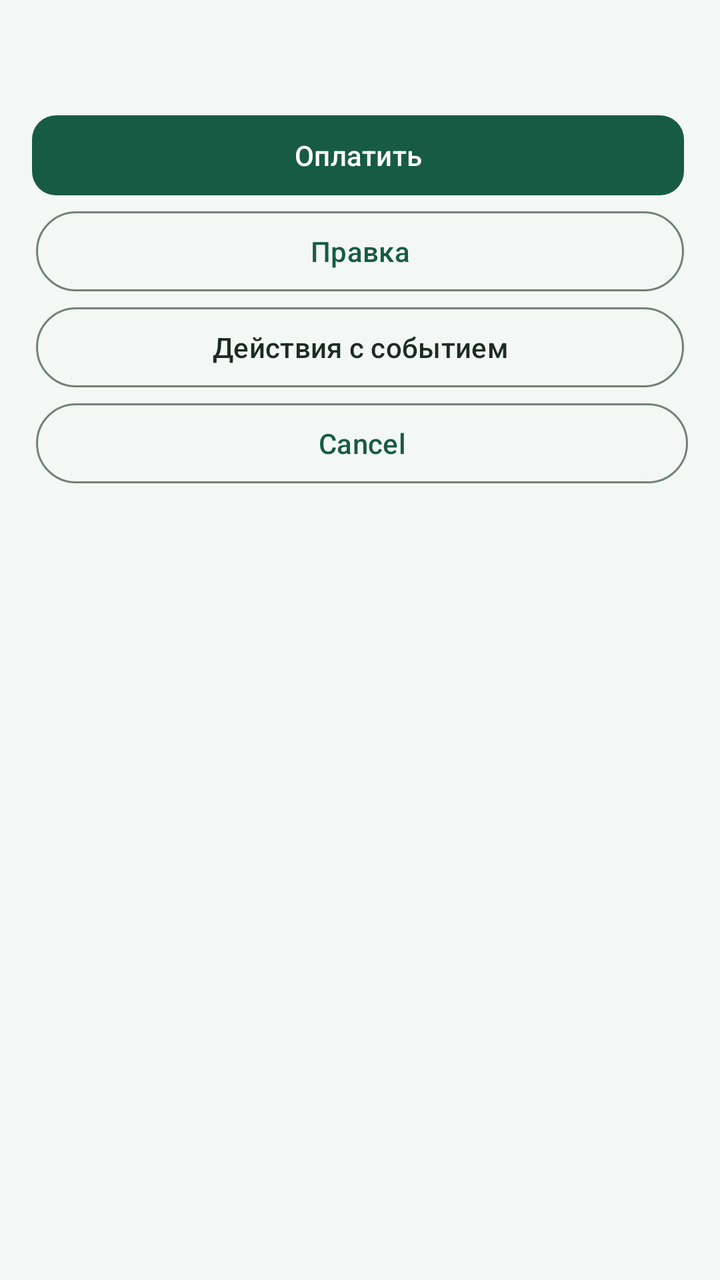
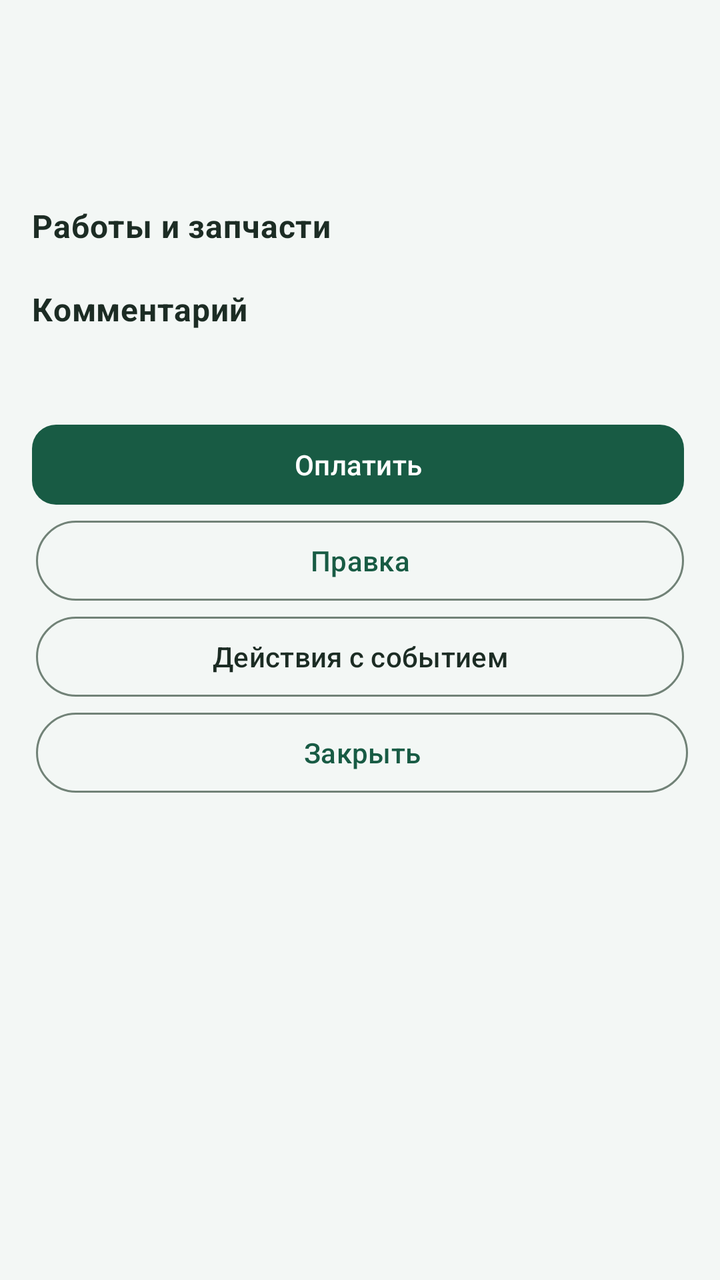

Compare the two renders of this Android layout. The source of the first and the diff that turns it into the second are given below.
<!-- AndroidManifest.xml: application theme Theme.MyBudget -->
<!-- res/layout/dialog_auto_record.xml -->
<?xml version="1.0" encoding="utf-8"?>
<ScrollView
    xmlns:android="http://schemas.android.com/apk/res/android"
    android:layout_width="match_parent"
    android:layout_height="wrap_content">
    <LinearLayout
        android:layout_width="match_parent"
        android:layout_height="wrap_content"
        android:orientation="vertical"
        android:padding="16dp">
        <TextView
            android:id="@+id/recordDetails"
            android:layout_width="match_parent"
            android:layout_height="wrap_content"
            android:textSize="16sp"
            android:textColor="@color/text_primary" />
        <LinearLayout
            android:layout_width="match_parent"
            android:layout_height="wrap_content"
            android:layout_marginTop="16dp"
            android:orientation="vertical">
            <com.google.android.material.button.MaterialButton
                android:id="@+id/payButton"
                android:layout_width="match_parent"
                android:layout_height="wrap_content"
                android:textSize="14sp"
                android:padding="6dp"
                android:layout_marginEnd="2dp"
                android:text="@string/auto_pay"
                style="@style/Widget.MyBudget.Button"
                android:minHeight="@dimen/touch_min_size" />
            <com.google.android.material.button.MaterialButton
                android:id="@+id/editButton"
                android:layout_width="match_parent"
                android:layout_height="wrap_content"
                android:textSize="14sp"
                android:padding="6dp"
                android:layout_marginStart="2dp"
                android:layout_marginEnd="2dp"
                android:text="@string/auto_edit"
                style="@style/Widget.Material3.Button.OutlinedButton"
                android:minHeight="@dimen/touch_min_size" />
            <com.google.android.material.button.MaterialButton
                android:id="@+id/deleteButton"
                android:layout_width="match_parent"
                android:layout_height="wrap_content"
                android:textSize="14sp"
                android:padding="6dp"
                android:layout_marginStart="2dp"
                android:layout_marginEnd="2dp"
                android:text="@string/auto_event_actions"
                style="@style/Widget.Material3.Button.OutlinedButton"
                android:minHeight="@dimen/touch_min_size"
                android:textColor="@color/text_primary" />
            <com.google.android.material.button.MaterialButton
                android:id="@+id/cancelButton"
                android:layout_width="match_parent"
                android:layout_height="wrap_content"
                android:textSize="14sp"
                android:padding="6dp"
                android:layout_marginStart="2dp"
                android:text="@android:string/cancel"
                style="@style/Widget.Material3.Button.OutlinedButton"
                android:minHeight="@dimen/touch_min_size" />
        </LinearLayout>
    </LinearLayout>
</ScrollView>
<!-- resources referenced by this layout -->
<resources>
  <color name="text_primary">#1C2C24</color>
  <dimen name="touch_min_size">48dp</dimen>
  <string name="auto_edit">Правка</string>
  <string name="auto_event_actions">Действия с событием</string>
  <string name="auto_pay">Оплатить</string>
  <style name="Widget.MyBudget.Button" parent="Widget.Material3.Button">
      <item name="android:minHeight">@dimen/touch_min_size</item>
      <item name="android:textAllCaps">false</item>
      <item name="cornerRadius">@dimen/radius_12</item>
    </style>
  <style name="Theme.MyBudget" parent="@style/Base.Theme.MyBudget" />
  <dimen name="radius_12">12dp</dimen>
  <style name="Base.Theme.MyBudget" parent="@style/Theme.Material3.DayNight.NoActionBar">
      <item name="android:colorBackground">@color/background_light</item>
      <item name="colorOnPrimary">@color/md_theme_onPrimary</item>
      <item name="colorOnSurface">@color/md_theme_onSurface</item>
      <item name="colorOutline">@color/md_theme_outline</item>
      <item name="colorPrimary">@color/md_theme_primary</item>
      <item name="colorSurface">@color/md_theme_surface</item>
      <item name="colorSurfaceVariant">@color/md_theme_surfaceVariant</item>
      <item name="colorOnSurfaceVariant">@color/md_theme_onSurfaceVariant</item>
      <item name="colorSecondary">@color/md_theme_primary</item>
      <item name="colorOnSecondary">@color/md_theme_onPrimary</item>
      <item name="colorSecondaryContainer">@color/md_theme_surfaceVariant</item>
      <item name="colorOnSecondaryContainer">@color/md_theme_onSurfaceVariant</item>
      <item name="colorError">@color/md_theme_error</item>
      <item name="colorOnError">@color/md_theme_onError</item>
      <item name="android:textColorPrimary">@color/text_primary</item>
      <item name="android:textColorSecondary">@color/text_secondary</item>
      <item name="materialButtonStyle">@style/Widget.MyBudget.Button</item>
    </style>
  <color name="background_light">#F3F7F5</color>
  <color name="md_theme_onPrimary">#FFFFFF</color>
  <color name="md_theme_onSurface">#1C2C24</color>
  <color name="md_theme_outline">#718277</color>
  <color name="md_theme_primary">#185B44</color>
  <color name="md_theme_surface">#FFFFFF</color>
  <color name="md_theme_surfaceVariant">#E3EEE6</color>
  <color name="md_theme_onSurfaceVariant">#405649</color>
  <color name="md_theme_error">#B83A35</color>
  <color name="md_theme_onError">#FFFFFF</color>
  <color name="text_secondary">#5C6D62</color>
</resources>

<!-- the commit's change to res/layout/dialog_auto_record.xml (unified diff, before → after) -->
@@ -8,12 +8,26 @@
         android:layout_height="wrap_content"
         android:orientation="vertical"
         android:padding="16dp">
+        <TextView android:id="@+id/autoDetailTotal" style="@style/Text.MyBudget.Section"
+            android:layout_width="match_parent" android:layout_height="wrap_content"
+            android:textSize="24sp" android:layout_marginBottom="12dp" android:textIsSelectable="true" />
         <TextView
             android:id="@+id/recordDetails"
             android:layout_width="match_parent"
             android:layout_height="wrap_content"
             android:textSize="16sp"
             android:textColor="@color/text_primary" />
+        <TextView android:id="@+id/autoDetailWorksTitle" style="@style/Text.MyBudget.Section"
+            android:layout_width="match_parent" android:layout_height="wrap_content" android:layout_marginTop="20dp"
+            android:text="@string/auto_editor_works" />
+        <LinearLayout android:id="@+id/autoDetailWorks" android:layout_width="match_parent"
+            android:layout_height="wrap_content" android:orientation="vertical" />
+        <TextView android:id="@+id/autoDetailCommentTitle" style="@style/Text.MyBudget.Section"
+            android:layout_width="match_parent" android:layout_height="wrap_content" android:layout_marginTop="20dp"
+            android:text="@string/auto_editor_comment" />
+        <TextView android:id="@+id/autoDetailComment" style="@style/Text.MyBudget.Subtitle"
+            android:layout_width="match_parent" android:layout_height="wrap_content" android:layout_marginTop="8dp"
+            android:textIsSelectable="true" />
         <LinearLayout
             android:layout_width="match_parent"
             android:layout_height="wrap_content"
@@ -59,7 +73,7 @@
                 android:textSize="14sp"
                 android:padding="6dp"
                 android:layout_marginStart="2dp"
-                android:text="@android:string/cancel"
+                android:text="@string/auto_detail_close"
                 style="@style/Widget.Material3.Button.OutlinedButton"
                 android:minHeight="@dimen/touch_min_size" />
         </LinearLayout>
<!-- resource entries referenced after the edit -->
@@ -2,15 +2,28 @@
 <resources>
   <color name="text_primary">#1C2C24</color>
   <dimen name="touch_min_size">48dp</dimen>
+  <string name="auto_detail_close">Закрыть</string>
   <string name="auto_edit">Правка</string>
+  <string name="auto_editor_comment">Комментарий</string>
+  <string name="auto_editor_works">Работы и запчасти</string>
   <string name="auto_event_actions">Действия с событием</string>
   <string name="auto_pay">Оплатить</string>
+  <style name="Text.MyBudget.Section" parent="@style/Text.MyBudget">
+      <item name="android:textSize">16sp</item>
+      <item name="android:textStyle">bold</item>
+      <item name="android:textColor">@color/text_primary</item>
+    </style>
+  <style name="Text.MyBudget.Subtitle" parent="@style/Text.MyBudget">
+      <item name="android:textSize">14sp</item>
+      <item name="android:textColor">@color/text_secondary</item>
+    </style>
   <style name="Widget.MyBudget.Button" parent="Widget.Material3.Button">
       <item name="android:minHeight">@dimen/touch_min_size</item>
       <item name="android:textAllCaps">false</item>
       <item name="cornerRadius">@dimen/radius_12</item>
     </style>
   <style name="Theme.MyBudget" parent="@style/Base.Theme.MyBudget" />
+  <style name="Text.MyBudget" parent="@style/TextAppearance.Material3.BodyMedium" />
   <dimen name="radius_12">12dp</dimen>
   <style name="Base.Theme.MyBudget" parent="@style/Theme.Material3.DayNight.NoActionBar">
       <item name="android:colorBackground">@color/background_light</item>
